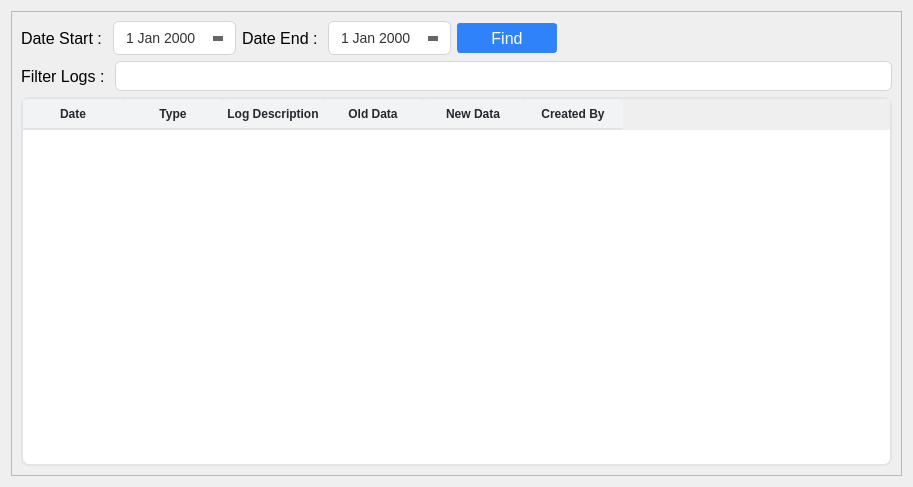
Qt form ui/logs.ui (michael-halim/pos) before a commit.
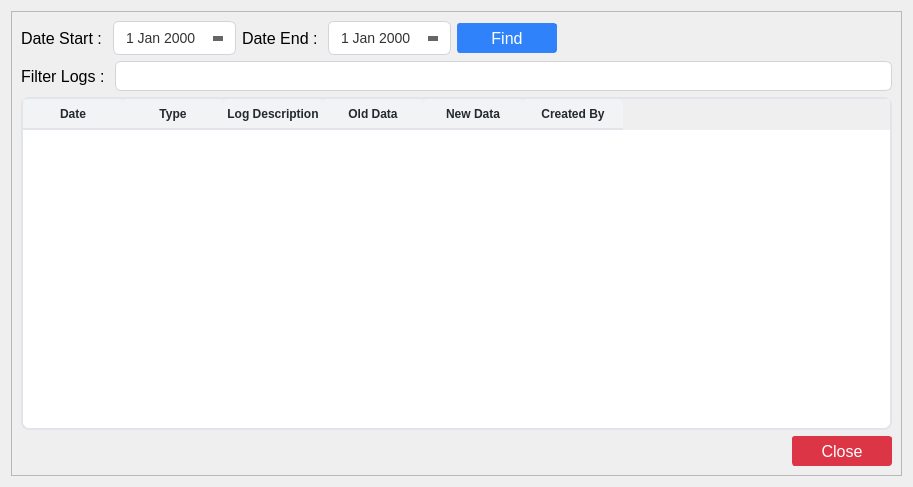
The same form after that commit.

Commit message: Patch#35: Fix Revision - Add Close Button in Logs - Added Close Button in Stock Card List - Added Close Button in Price Unit - Added New Purchase Button in Purchasing List - Added New Transaction in Transaction List - Invoice Number Must be Filled - Transaction Revision Flow - Added Total in Transactions List - Added Total in Purchasing List - Updating Privilege Updates Immediately - Can't Edit Customers Points and Transactions Total - Add Some Icons

The edit to the form file:
```diff
--- a/ui/logs.ui
+++ b/ui/logs.ui
@@ -610,6 +610,52 @@
           </column>
          </widget>
         </item>
+        <item>
+         <layout class="QHBoxLayout" name="horizontalLayout_3">
+          <item>
+           <spacer name="horizontalSpacer_2">
+            <property name="orientation">
+             <enum>Qt::Horizontal</enum>
+            </property>
+            <property name="sizeHint" stdset="0">
+             <size>
+              <width>40</width>
+              <height>20</height>
+             </size>
+            </property>
+           </spacer>
+          </item>
+          <item>
+           <widget class="QPushButton" name="close_logs_button">
+            <property name="minimumSize">
+             <size>
+              <width>100</width>
+              <height>30</height>
+             </size>
+            </property>
+            <property name="font">
+             <font>
+              <pointsize>12</pointsize>
+             </font>
+            </property>
+            <property name="styleSheet">
+             <string notr="true">QPushButton {
+    color: #fff;
+    background-color: #dc3545;
+    border-color: #dc3545;
+}
+QPushButton:hover {
+    background-color: #bb2d3b;
+    border-color: #b02a37;
+}</string>
+            </property>
+            <property name="text">
+             <string>Close</string>
+            </property>
+           </widget>
+          </item>
+         </layout>
+        </item>
        </layout>
       </item>
      </layout>
```
The commit also changes 63 other files.
